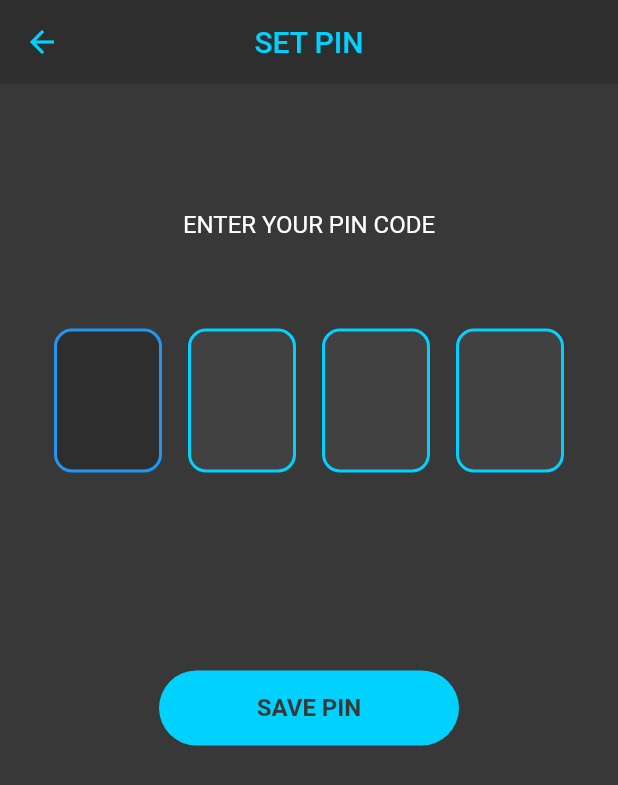
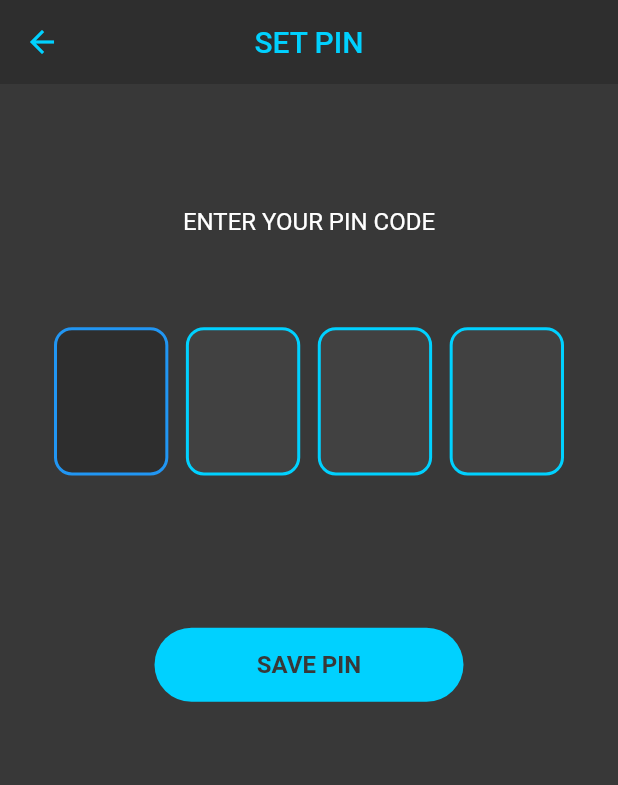
Before and after one commit to EstrellaPoot-Ksquare/tv_series_project, a Flutter app: the FirstPinScreen screen opened by its route, on a phone screen of 412 x 824 dp. Shown: the top 785 px of the screen. Run offline on Flutter 3.47's test engine with Material 2 defaults, Android fonts, the phone set to English and light mode, and no system bars; drawn by our look-alikes of pin_code_fields; our stand-ins replace flutter_native_splash, flutter_secure_storage, local_auth, transparent_image; accounts and stored records are empty; network calls fail.

Commit message:
Feat: MediaQuery and solving some problems.

```diff
--- a/lib/core/routes/route_generator.dart
+++ b/lib/core/routes/route_generator.dart
@@ -9,7 +9,6 @@ import 'package:tv_series_app/features/series/screens/serie_details_screen.dart'
 
 class RouteGenerator {
   var generateRoute = ((settings) {
-    final args = settings.arguments;
     switch (settings.name) {
       case '/login':
         return MaterialPageRoute(builder: (context) => LoginScreen());
@@ -21,7 +20,7 @@ class RouteGenerator {
       case '/firstpin':
         return MaterialPageRoute(builder: (context) => const FirstPinScreen());
       case '/settings':
-        return MaterialPageRoute(builder: (context) =>  SettingsScreen());
+        return MaterialPageRoute(builder: (context) => SettingsScreen());
       case '/updatepin':
         return MaterialPageRoute(builder: (context) => const UpdatePinScreen());
       case '/enterpin':
--- a/lib/features/auth/screens/firstpin_screen.dart
+++ b/lib/features/auth/screens/firstpin_screen.dart
@@ -17,6 +17,7 @@ class _FirstPinScreenState extends State<FirstPinScreen> {
 
   @override
   Widget build(BuildContext context) {
+    var size = MediaQuery.of(context).size;
     return Scaffold(
       appBar: AppBar(
         title: const Text("SET PIN"),
@@ -25,12 +26,12 @@ class _FirstPinScreenState extends State<FirstPinScreen> {
       body: Center(
         child: Column(
           children: [
-            const SizedBox(height: 84),
+            SizedBox(height: size.height * 0.10),
             const Text(
               "ENTER YOUR PIN CODE",
               style: TextStyle(color: Colors.white, fontSize: 16),
             ),
-            const SizedBox(height: 24),
+            SizedBox(height: size.height * 0.03),
             Padding(
               padding: const EdgeInsets.all(36.0),
               child: PinCodeTextField(
@@ -52,8 +53,8 @@ class _FirstPinScreenState extends State<FirstPinScreen> {
                 enableActiveFill: true,
                 useHapticFeedback: true,
                 pinTheme: PinTheme(
-                    fieldHeight: 96,
-                    fieldWidth: 72,
+                    fieldHeight: size.height * 0.12,
+                    fieldWidth: size.width * 0.185,
                     borderWidth: 2,
                     shape: PinCodeFieldShape.box,
                     borderRadius: const BorderRadius.all(Radius.circular(12)),
@@ -65,10 +66,10 @@ class _FirstPinScreenState extends State<FirstPinScreen> {
                 inputFormatters: [FilteringTextInputFormatter.digitsOnly],
               ),
             ),
-            const SizedBox(height: 80),
+            SizedBox(height: size.height * 0.06),
             SizedBox(
-              height: 50,
-              width: 200,
+              height: size.height * 0.06,
+              width: size.width * 0.50,
               child: ElevatedButton(
                   onPressed: () {
                     if (_pinController.text.length == 4) {
--- a/lib/main.dart
+++ b/lib/main.dart
@@ -16,7 +16,7 @@ void main() async {
 
   String initialValue = "/";
 
-  var fingerprint = await FlutterSecureStorage().read(key: 'fingerprint');
+  var fingerprint = await const FlutterSecureStorage().read(key: 'fingerprint');
 
   if (fingerprint == "1" || await PinController().isPinCreated()) {
     initialValue = "/login";
```
Also changed, not shown: lib/features/auth/screens/enterpin_screen.dart (+10 -10 lines), lib/features/auth/screens/updatepin_screen.dart (+8 -7 lines).
